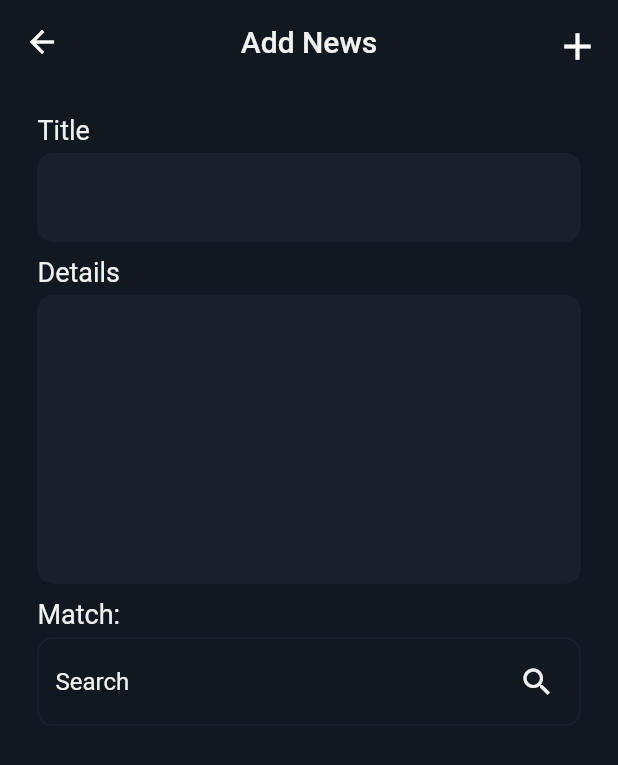
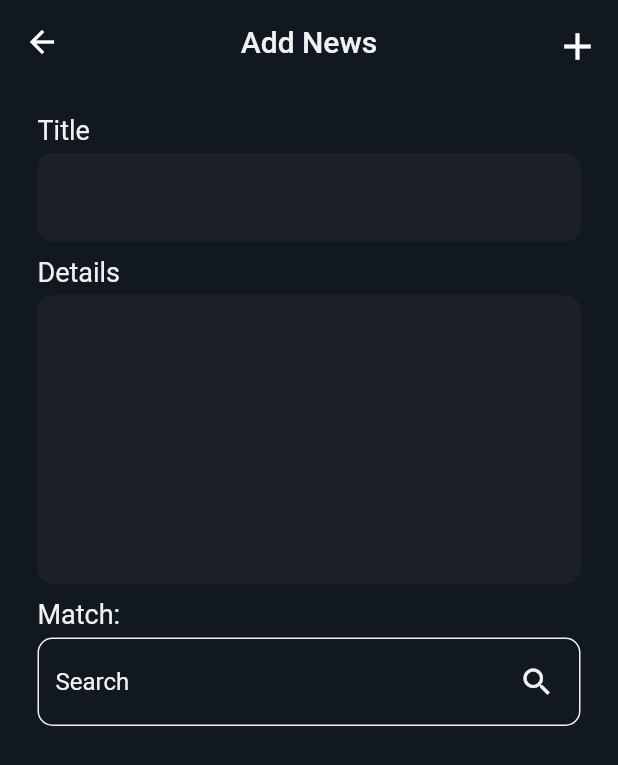
Before and after one commit to Khawajafakhar/assignment2, a Flutter app: the AddNewsScreen screen opened by its route, on a phone screen of 412 x 824 dp. Shown: the top 765 px of the screen. Run offline on Flutter 3.47's test engine with Material 2 defaults, Android fonts, the light colour scheme and no system bars; our stand-ins replace dotted_border, smooth_page_indicator; Roboto replaces fonts that are missing (assets/fonts/OpenSans-Regular.ttf).

Commit message:
UI completed

```diff
--- a/lib/consts/app_colors_strings.dart
+++ b/lib/consts/app_colors_strings.dart
@@ -11,6 +11,8 @@ class AppColors {
   static const indicatorColor = Color(0xFFF8485E);
   static const colorpinkish = Color(0xFFF8485E);
   static const colorReddidh = Color(0xFFF8495E);
+    static const colorRed = Color(0xFFFF0000);
+
 
   static const pinkishGradient = LinearGradient(
     colors: [
--- a/lib/screens/addnews/add_news.dart
+++ b/lib/screens/addnews/add_news.dart
@@ -84,6 +84,7 @@ class AddNewsScreen extends StatelessWidget {
                       inputAction: TextInputAction.none,
                       fillColor: AppColors.backGroundColor,
                       hint: AppStrings.searchTxt,
+                      borderSideColor: AppColors.colorWhite,
                       suffix: const Icon(
                         Icons.search_outlined,
                         color: AppColors.colorWhite,
--- a/lib/widgets/textfields/textfield_widget.dart
+++ b/lib/widgets/textfields/textfield_widget.dart
@@ -24,6 +24,7 @@ class TextFieldWidget extends StatelessWidget {
     this.readOnly = false,
     this.onTap,
     this.maxLines = 1,
+    this.borderSideColor=AppColors.textFieldColor
   }) : super(key: key);
 
   final String? hint;
@@ -45,6 +46,7 @@ class TextFieldWidget extends StatelessWidget {
   final bool? readOnly;
   final VoidCallback? onTap;
   final int? maxLines;
+  final Color borderSideColor;
 
   @override
   Widget build(BuildContext context) {
@@ -72,7 +74,7 @@ class TextFieldWidget extends StatelessWidget {
             fontFamily: Fonts.openSansReg,
             fontWeight: FontWeight.w400,
           ),
-          errorStyle: const TextStyle(color: Colors.red),
+          errorStyle: const TextStyle(color: AppColors.colorRed),
           border: InputBorder.none,
           focusedBorder: focusedBorder,
           enabledBorder: enabledBorder,
@@ -98,11 +100,11 @@ class TextFieldWidget extends StatelessWidget {
     );
   }
 
-  OutlineInputBorder get enabledBorder =>const OutlineInputBorder(
+  OutlineInputBorder get enabledBorder => OutlineInputBorder(
     borderSide: BorderSide(
-      color: AppColors.textFieldColor
+      color: borderSideColor
     ),
-        borderRadius:  BorderRadius.all(Radius.circular(10.0)),
+        borderRadius: const BorderRadius.all(Radius.circular(10.0)),
       );
 
   OutlineInputBorder get disabledBorder => const OutlineInputBorder(
@@ -111,14 +113,14 @@ class TextFieldWidget extends StatelessWidget {
 
   OutlineInputBorder get focusedBorder => const OutlineInputBorder(
         borderSide: BorderSide(
-          color: AppColors.inActiveDotColor,
+          color: AppColors.textFieldColor,
           width: 1,
         ),
         borderRadius: BorderRadius.all(Radius.circular(10.0)),
       );
   OutlineInputBorder get errorBorder => const OutlineInputBorder(
         borderSide: BorderSide(
-          color: Colors.red,
+          color: AppColors.colorRed,
           width: 1,
         ),
         borderRadius: BorderRadius.all(Radius.circular(10.0)),
@@ -126,7 +128,7 @@ class TextFieldWidget extends StatelessWidget {
 
   OutlineInputBorder get focusedErrorBorder => const OutlineInputBorder(
         borderSide: BorderSide(
-          color: Colors.red,
+          color: AppColors.colorRed,
         ),
         borderRadius: BorderRadius.all(Radius.circular(10.0)),
       );
```
